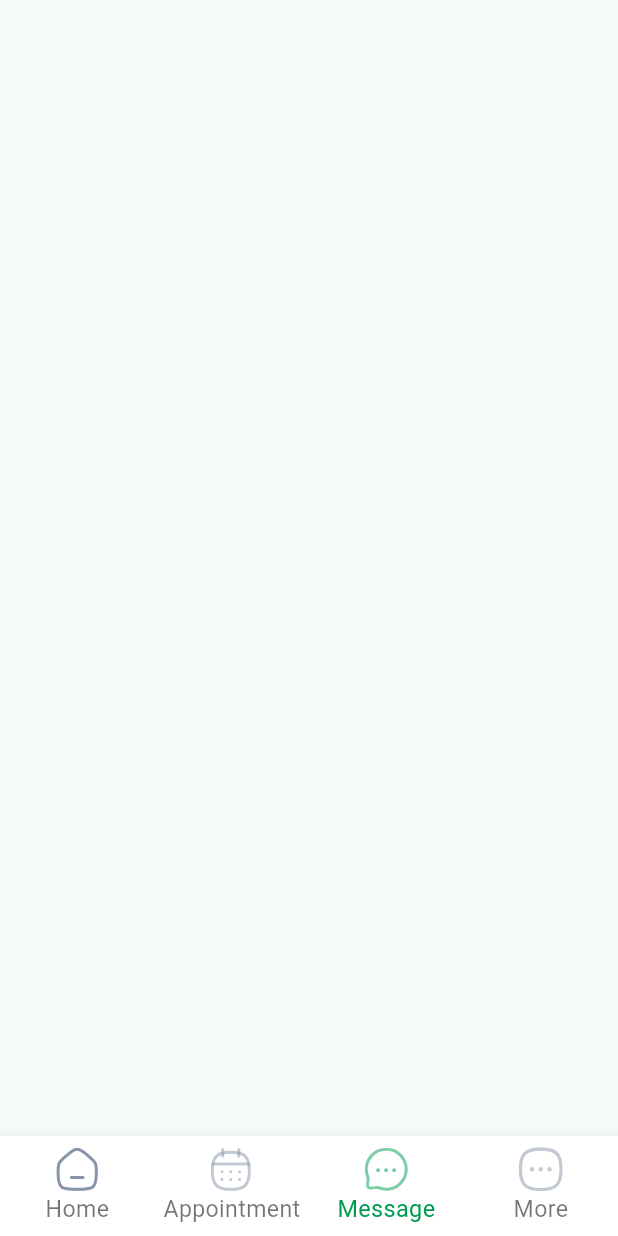
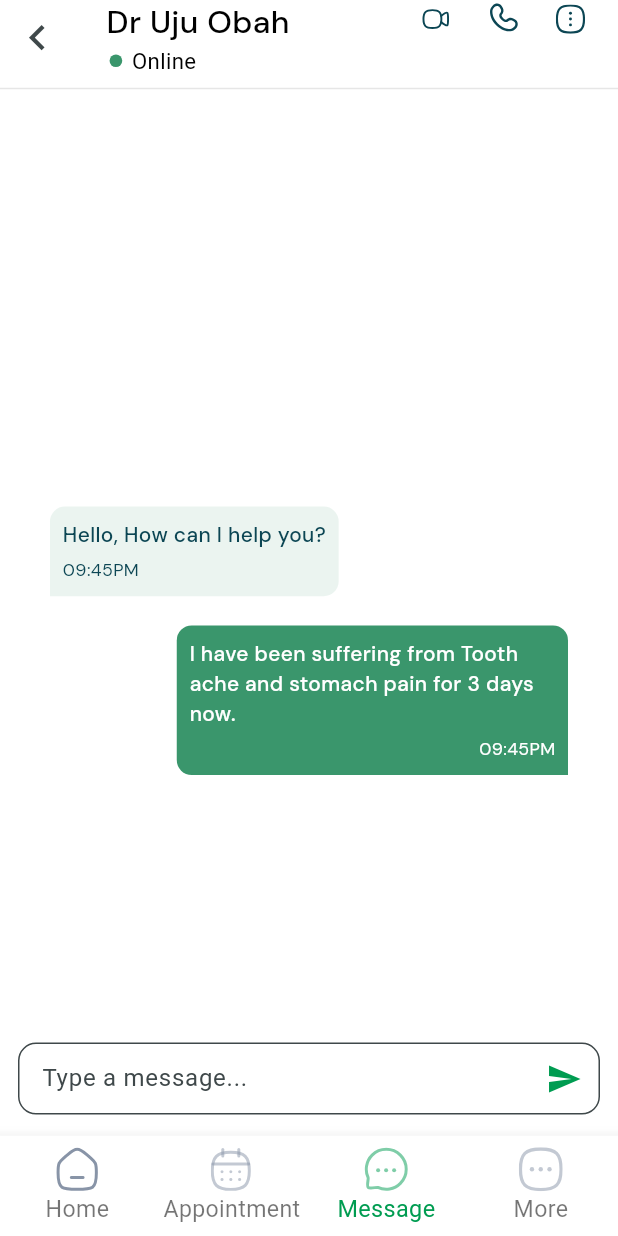
Before and after one commit to Shiido1/my_doc_lab, a Flutter app: the Dashboard screen opened directly, item 3 of the bottom bar chosen, on a phone screen of 412 x 824 dp. Run offline on Flutter 3.47's test engine with Material 3 defaults, Android fonts, the phone set to English and light mode, and no system bars; our stand-ins replace flutter_screenutil, flutter_spinkit, flutter_svg, google_fonts; Roboto replaces fonts that are missing (Gabarito).

Commit message:
commit work on the 9th of april

```diff
--- a/lib/ui/app_assets/app_image.dart
+++ b/lib/ui/app_assets/app_image.dart
@@ -25,6 +25,8 @@ class AppImage {
   static const String pharm = 'assets/svg/pharm.svg';
   static const String results = 'assets/svg/results.svg';
   static const String walleta = 'assets/svg/walleta.svg';
+  static const String moreVert = 'assets/svg/moore.svg';
+  static const String video = 'assets/svg/video.svg';
   // ignore: constant_identifier_names
   static const String close_eye = 'assets/svg/closed_eye.svg';
   static const String facebook = 'assets/svg/logos_facebook.svg';
--- /dev/null
+++ b/lib/ui/screens/dashboard/chat/chat_screen.dart
@@ -0,0 +1,241 @@
+import 'package:flutter/material.dart';
+import 'package:flutter_screenutil/flutter_screenutil.dart';
+import 'package:flutter_svg/svg.dart';
+import 'package:google_fonts/google_fonts.dart';
+import 'package:my_doc_lab/ui/app_assets/app_color.dart';
+import 'package:my_doc_lab/ui/app_assets/app_image.dart';
+import 'package:my_doc_lab/ui/widget/text_widget.dart';
+
+// ignore: must_be_immutable
+class ChatScreen extends StatelessWidget {
+  ChatScreen({super.key});
+
+  final ScrollController _scrollController = ScrollController();
+
+  @override
+  Widget build(BuildContext context) {
+    return Scaffold(
+      backgroundColor: AppColor.white,
+      body: SafeArea(
+        child: Stack(
+          children: [
+            Column(
+              children: [
+                Row(
+                  crossAxisAlignment: CrossAxisAlignment.start,
+                  children: [
+                    IconButton(
+                      onPressed: () {},
+                      icon: Icon(Icons.keyboard_arrow_left, size: 32.sp),
+                    ),
+                    SizedBox(width: 20.w),
+                    Column(
+                      crossAxisAlignment: CrossAxisAlignment.start,
+                      mainAxisAlignment: MainAxisAlignment.end,
+                      children: [
+                        TextView(
+                          text: 'Dr Uju Obah',
+                          textStyle: GoogleFonts.dmSans(
+                            color: AppColor.black,
+                            fontSize: 20.0.sp,
+                            fontWeight: FontWeight.w500,
+                          ),
+                        ),
+                        Row(
+                          children: [
+                            Container(
+                              margin: EdgeInsets.only(left: 2.w),
+                              padding: EdgeInsets.all(4.w),
+                              decoration: BoxDecoration(
+                                color: AppColor.primary1,
+                                shape: BoxShape.circle,
+                              ),
+                            ),
+                            SizedBox(width: 6.w),
+                            TextView(
+                              text: 'Online',
+                              textStyle: GoogleFonts.gabarito(
+                                color: AppColor.black,
+                                fontSize: 14.0.sp,
+                                fontWeight: FontWeight.w400,
+                              ),
+                            ),
+                          ],
+                        ),
+                      ],
+                    ),
+                    Spacer(),
+                    Row(
+                      children: [
+                        SvgPicture.asset(
+                          AppImage.video,
+                          width: 18.w,
+                          height: 18.0.h,
+                        ),
+                        SizedBox(width: 20.w),
+                        SvgPicture.asset(
+                          AppImage.phone,
+                          width: 26.0.w,
+                          height: 26.0.h,
+                        ),
+                        SizedBox(width: 20.w),
+                        SvgPicture.asset(
+                          AppImage.moreVert,
+                          width: 20.w,
+                          height: 20.h,
+                        ),
+                        SizedBox(width: 20.w),
+                      ],
+                    ),
+                  ],
+                ),
+                Divider(color: AppColor.greylight),
+              ],
+            ),
+
+            Padding(
+              padding: EdgeInsets.only(
+                bottom: 80, // Reserve space for the input field
+                left: 12.20,
+                right: 12.20,
+                top: 20,
+              ),
+              child: SizedBox(
+                height: 560.h,
+                child: SingleChildScrollView(
+                  reverse: true, // so the latest message stays at the bottom
+                  child: Column(
+                    crossAxisAlignment: CrossAxisAlignment.start,
+                    children: [
+                      Align(
+                        alignment: Alignment.topLeft,
+                        child: Container(
+                          margin: EdgeInsets.only(left: 20.w, right: 100.w),
+                          padding: EdgeInsets.all(8.0.w),
+                          decoration: BoxDecoration(
+                            borderRadius: BorderRadius.only(
+                              topLeft: Radius.circular(10),
+                              topRight: Radius.circular(10),
+                              bottomLeft: Radius.circular(0),
+                              bottomRight: Radius.circular(10),
+                            ),
+                            color: AppColor.primary1.withOpacity(.1),
+                          ),
+                          child: Column(
+                            crossAxisAlignment: CrossAxisAlignment.start,
+                            children: [
+                              TextView(
+                                text: 'Hello, How can I help you?',
+                                textStyle: GoogleFonts.dmSans(
+                                  fontSize: 13.2.sp,
+                                  fontWeight: FontWeight.w500,
+                                  color: AppColor.darkindgrey,
+                                ),
+                              ),
+                              SizedBox(height: 6.h),
+                              TextView(
+                                text: '09:45PM',
+                                textStyle: GoogleFonts.dmSans(
+                                  fontSize: 11.2.sp,
+                                  fontWeight: FontWeight.w400,
+                                  color: AppColor.darkindgrey,
+                                ),
+                              ),
+                            ],
+                          ),
+                        ),
+                      ),
+                      SizedBox(height: 20.h),
+                      Align(
+                        alignment: Alignment.topRight,
+                        child: Container(
+                          margin: EdgeInsets.only(right: 20.w, left: 100.w),
+                          padding: EdgeInsets.all(8.0.w),
+                          decoration: BoxDecoration(
+                            // border: Border.all(color: AppColor.primary, width: .3),
+                            borderRadius: BorderRadius.only(
+                              topLeft: Radius.circular(10),
+                              topRight: Radius.circular(10),
+                              bottomLeft: Radius.circular(10),
+                              bottomRight: Radius.circular(0),
+                            ),
+                            color: AppColor.primary1,
+                          ),
+                          child: Column(
+                            crossAxisAlignment: CrossAxisAlignment.end,
+                            children: [
+                              TextView(
+                                text:
+                                    'I have been suffering from Tooth ache and stomach pain for 3 days now.',
+                                textStyle: GoogleFonts.dmSans(
+                                  fontSize: 13.2.sp,
+                                  fontWeight: FontWeight.w500,
+                                  color: AppColor.white,
+                                ),
+                              ),
+                              SizedBox(height: 6.h),
+                              TextView(
+                                text: '09:45PM',
+                                textStyle: GoogleFonts.dmSans(
+                                  fontSize: 11.2.sp,
+                                  fontWeight: FontWeight.w400,
+                                  color: AppColor.white,
+                                ),
+                              ),
+                            ],
+                          ),
+                        ),
+                      ),
+
+                      SizedBox(height: 50),
+                    ],
+                  ),
+                ),
+              ),
+            ),
+
+            // Input field at bottom
+            Align(
+              alignment: Alignment.bottomCenter,
+              child: Container(
+                padding: const EdgeInsets.all(12),
+                color: Colors.white,
+                child: ConstrainedBox(
+                  constraints: BoxConstraints(minHeight: 50, maxHeight: 150),
+                  child: Scrollbar(
+                    child: TextFormField(
+                      // controller: _textController,
+                      scrollController: _scrollController,
+                      keyboardType: TextInputType.multiline,
+
+                      maxLines: null,
+                      minLines: 1,
+                      decoration: InputDecoration(
+                        hintText: 'Type a message...',
+                        border: OutlineInputBorder(
+                          borderRadius: BorderRadius.circular(12),
+                        ),
+                        filled: true,
+                        fillColor: AppColor.white,
+                        contentPadding: EdgeInsets.all(12),
+                        suffixIcon: IconButton(
+                          icon: Icon(Icons.send, color: AppColor.primary),
+                          onPressed: () {
+                            // send message
+                          },
+                        ),
+                      ),
+                      onChanged: (value) {
+                        print(_scrollController.position);
+                      },
+                    ),
+                  ),
+                ),
+              ),
+            ),
+          ],
+        ),
+      ),
+    );
+  }
+}
--- a/lib/ui/screens/dashboard/dashboard_screen.dart
+++ b/lib/ui/screens/dashboard/dashboard_screen.dart
@@ -7,6 +7,7 @@ import 'package:flutter_svg/svg.dart';
 import '../../app_assets/app_color.dart';
 import '../../app_assets/app_image.dart';
 import '../../widget/text_widget.dart';
+import 'chat/chat_screen.dart';
 import 'settings/more_settings_screen.dart';
 import 'home/home_screen.dart';
 
@@ -25,7 +26,7 @@ class _DashboardState extends State<Dashboard> {
   final List<Widget> _body = [
     HomeScreen(),
     Container(),
-    Container(),
+    ChatScreen(),
     MoreSettingsScreen(),
   ];
 
--- a/lib/ui/widget/text_form_widget.dart
+++ b/lib/ui/widget/text_form_widget.dart
@@ -47,6 +47,7 @@ class TextFormWidget extends StatelessWidget {
   final int? maxline;
   final int? minline;
   final double? border;
+  final ScrollController? scrollController;
 
   TextFormWidget({
     super.key,
@@ -89,6 +90,7 @@ class TextFormWidget extends StatelessWidget {
     this.border = 4,
     this.minline,
     this.focusNode,
+    this.scrollController,
   });
 
   @override
@@ -115,6 +117,8 @@ class TextFormWidget extends StatelessWidget {
           focusNode: focusNode,
           autofocus: autofocus,
           style: TextStyle(fontSize: 16.sp),
+          scrollController: scrollController,
+          scrollPhysics: BouncingScrollPhysics(),
           decoration: InputDecoration(
             alignLabelWithHint: alignLabelWithHint,
             filled: isFilled,
```
Also changed, not shown: assets/svg/moore.svg (added), assets/svg/video.svg (added).
